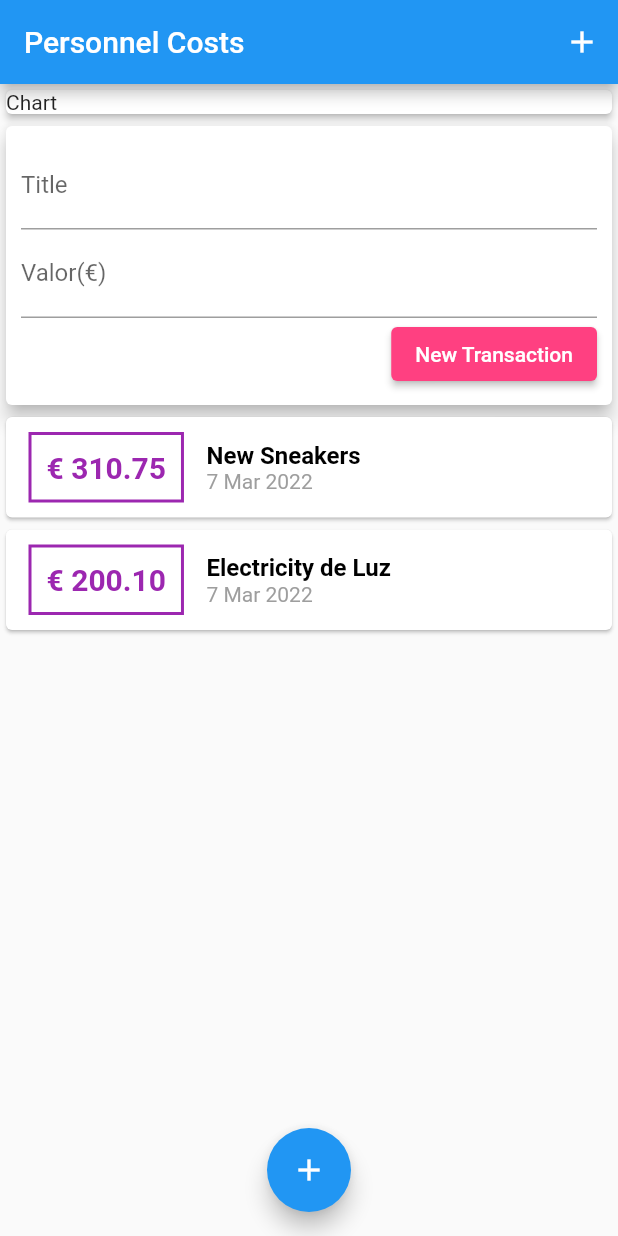
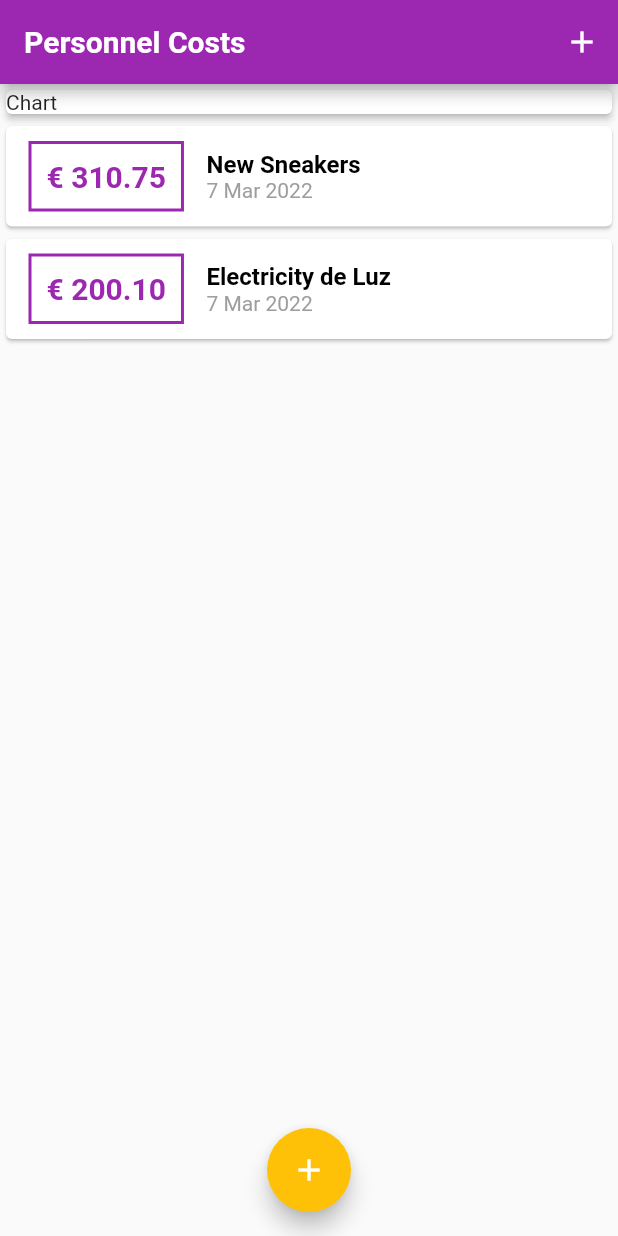
Before and after one commit to Carlxiso/Personnel-Costs, a Flutter app: the screen it shows after launch, on a phone screen of 412 x 824 dp. Run offline on Flutter 3.47's test engine with Material 2 defaults, Android fonts, the phone set to English and light mode, and no system bars; Roboto replaces fonts that are missing (OpenSans).

Commit message:
Theme Data

```diff
--- a/lib/components/transaction_list.dart
+++ b/lib/components/transaction_list.dart
@@ -43,16 +43,16 @@
                   ),
                   decoration: BoxDecoration(
                       border: Border.all(
-                    color: Colors.purple,
+                    color: Theme.of(context).colorScheme.primary,
                     width: 2,
                   )),
                   padding: const EdgeInsets.all(10),
                   child: Text(
                     '€ ${tr.value.toStringAsFixed(2)}',
-                    style: const TextStyle(
+                    style: TextStyle(
                       fontWeight: FontWeight.bold,
                       fontSize: 20,
-                      color: Colors.purple,
+                      color: Theme.of(context).colorScheme.primary,
                     ),
                   ),
                 ),
--- a/lib/main.dart
+++ b/lib/main.dart
@@ -10,16 +10,40 @@
 
 class ExpensesApp extends StatelessWidget {
   // const ExpensesApp({ Key? key }) : super(key: key);
-
+  final ThemeData tema = ThemeData();
   @override
   Widget build(BuildContext context) {
     return MaterialApp(
-      home: MyHomePage(),
+      home: const MyHomePage(),
+      // Create a Theme for this app
+      theme: tema.copyWith(
+        colorScheme: tema.colorScheme.copyWith(
+          primary: Colors.purple,
+          secondary: Colors.amber,
+        ),
+        textTheme: tema.textTheme.copyWith(
+          headline6: const TextStyle(
+            fontFamily: 'OpenSans',
+            fontSize: 18,
+            fontWeight: FontWeight.bold,
+            color: Colors.black,
+          ),
+        ),
+        appBarTheme: const AppBarTheme(
+          titleTextStyle: TextStyle(
+            fontFamily: 'OpenSans',
+            fontSize: 20,
+            fontWeight: FontWeight.bold,
+          ),
+        ),
+      ),
     );
   }
 }
 
 class MyHomePage extends StatefulWidget {
+  const MyHomePage({Key? key}) : super(key: key);
+
   @override
   State<MyHomePage> createState() => _MyHomePageState();
 }
@@ -55,6 +79,8 @@
     setState(() {
       _transactions.add(newTransaction);
     });
+    // Navigator é um widget do tipo stateful
+    Navigator.of(context).pop();
   }
 
   _openTransactionsFormModal(BuildContext context) {
@@ -95,13 +121,8 @@
                 elevation: 2,
               ),
             ),
+            TransactionList(_transactions),
             // TransactionUser(),
-            Column(
-              children: <Widget>[
-                TransactionForm(_addTransaction),
-                TransactionList(_transactions),
-              ],
-            ),
           ],
         ),
       ),
```
Also changed, not shown: 2 other files.
